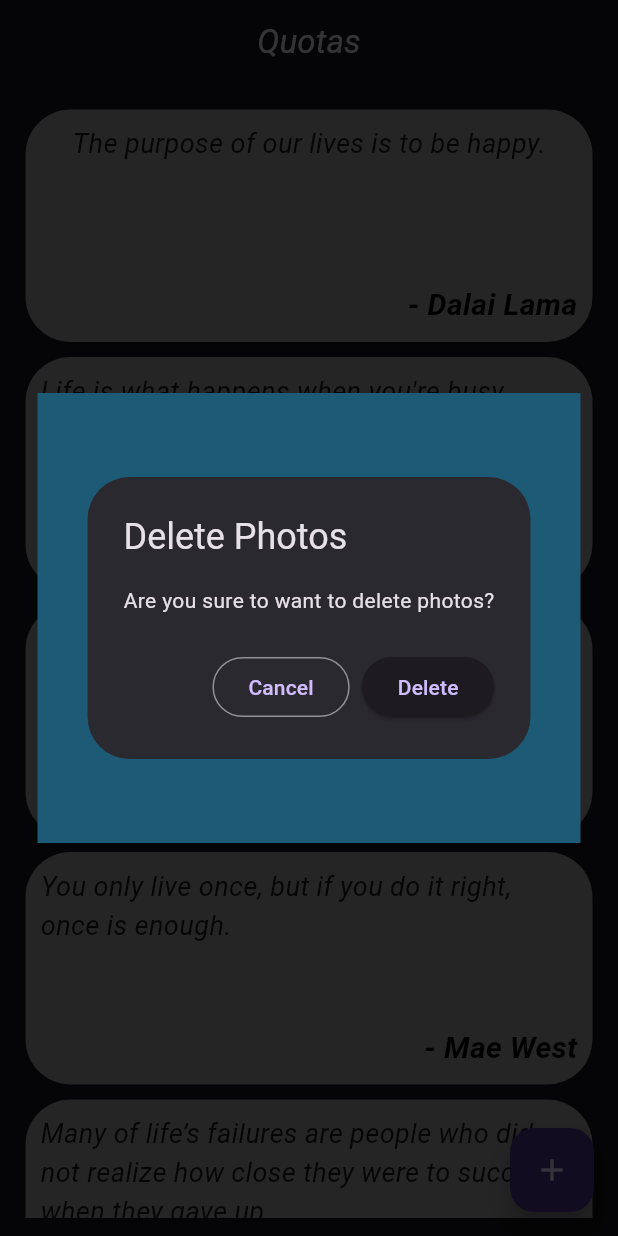
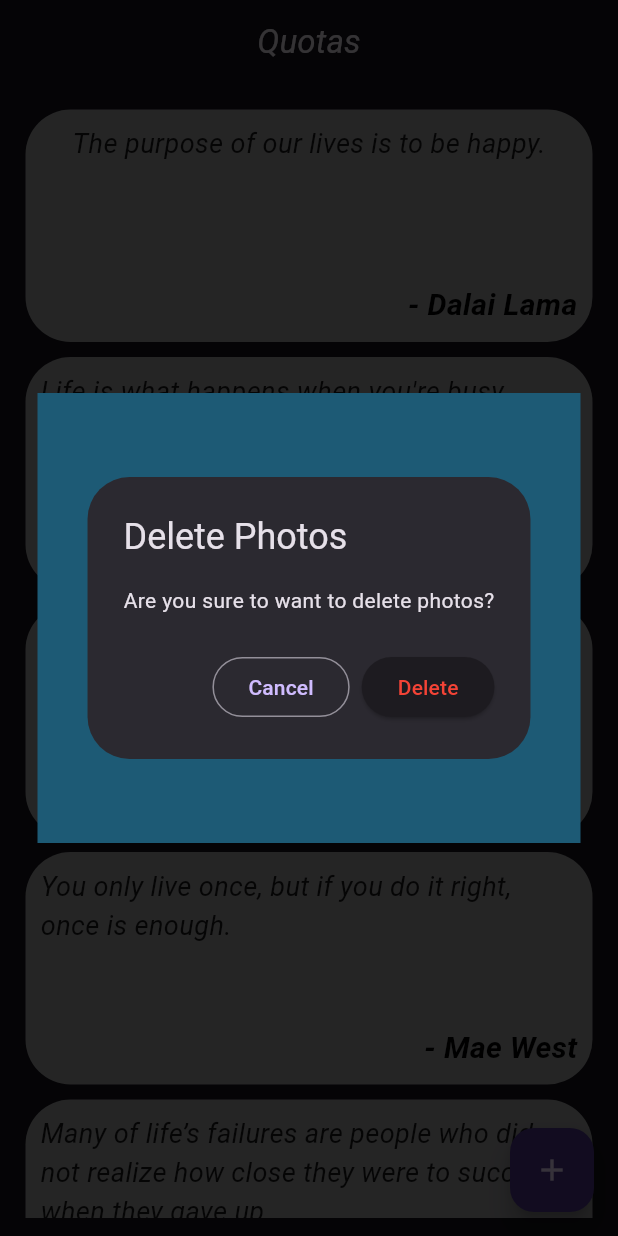
Before and after one commit to vrajGodhani24/quotes_app_5_pm, a Flutter app: the screen it shows after launch, after a tap on the "add" icon, on a phone screen of 412 x 824 dp. Run offline on Flutter 3.47's test engine with Material 2 defaults, Android fonts, the light colour scheme and no system bars.

Commit message:
23-10-2023 third upload

```diff
--- a/lib/screens/homepage.dart
+++ b/lib/screens/homepage.dart
@@ -106,7 +106,8 @@ class _HomePageState extends State<HomePage> {
                       Navigator.of(context).pop();
                     },
                     child: const Text(
-                      "Delete"
+                      "Delete",
+                      style: TextStyle(color: Colors.red),
                     ),
                   ),
                 ],
```
